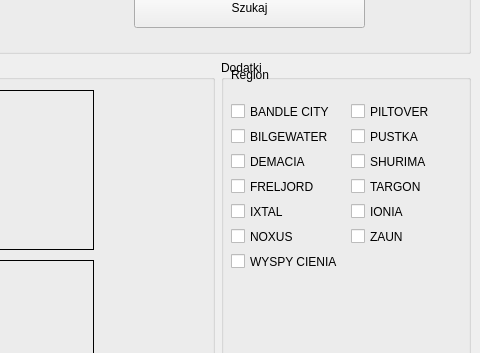
Above: mainwindow.ui from marcinwozniak0/BakcylProgramowania_2020 before the change; both pictures show x 725 to 1205 and y 109 to 462 of the 1205 by 800 pixel window. Below: the same form after it.
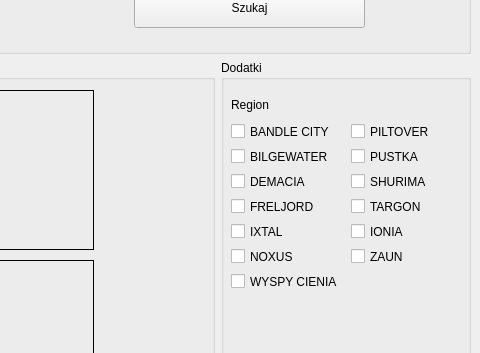
That is the form after the change.

What changed in the file:
```diff
--- a/mainwindow.ui
+++ b/mainwindow.ui
@@ -587,7 +587,7 @@
          <property name="geometry">
           <rect>
            <x>0</x>
-           <y>0</y>
+           <y>30</y>
            <width>100</width>
            <height>30</height>
           </rect>
@@ -600,7 +600,7 @@
          <property name="geometry">
           <rect>
            <x>0</x>
-           <y>40</y>
+           <y>60</y>
            <width>121</width>
            <height>23</height>
           </rect>
@@ -613,7 +613,7 @@
          <property name="geometry">
           <rect>
            <x>0</x>
-           <y>65</y>
+           <y>85</y>
            <width>111</width>
            <height>23</height>
           </rect>
@@ -626,7 +626,7 @@
          <property name="geometry">
           <rect>
            <x>0</x>
-           <y>90</y>
+           <y>110</y>
            <width>92</width>
            <height>23</height>
           </rect>
@@ -639,7 +639,7 @@
          <property name="geometry">
           <rect>
            <x>0</x>
-           <y>115</y>
+           <y>135</y>
            <width>101</width>
            <height>23</height>
           </rect>
@@ -652,7 +652,7 @@
          <property name="geometry">
           <rect>
            <x>0</x>
-           <y>165</y>
+           <y>185</y>
            <width>92</width>
            <height>23</height>
           </rect>
@@ -665,7 +665,7 @@
          <property name="geometry">
           <rect>
            <x>0</x>
-           <y>140</y>
+           <y>160</y>
            <width>92</width>
            <height>23</height>
           </rect>
@@ -678,7 +678,7 @@
          <property name="geometry">
           <rect>
            <x>120</x>
-           <y>90</y>
+           <y>110</y>
            <width>92</width>
            <height>23</height>
           </rect>
@@ -691,7 +691,7 @@
          <property name="geometry">
           <rect>
            <x>120</x>
-           <y>115</y>
+           <y>135</y>
            <width>92</width>
            <height>23</height>
           </rect>
@@ -704,7 +704,7 @@
          <property name="geometry">
           <rect>
            <x>120</x>
-           <y>40</y>
+           <y>60</y>
            <width>92</width>
            <height>23</height>
           </rect>
@@ -717,7 +717,7 @@
          <property name="geometry">
           <rect>
            <x>120</x>
-           <y>65</y>
+           <y>85</y>
            <width>92</width>
            <height>23</height>
           </rect>
@@ -730,7 +730,7 @@
          <property name="geometry">
           <rect>
            <x>120</x>
-           <y>165</y>
+           <y>185</y>
            <width>92</width>
            <height>23</height>
           </rect>
@@ -743,7 +743,7 @@
          <property name="geometry">
           <rect>
            <x>120</x>
-           <y>140</y>
+           <y>160</y>
            <width>92</width>
            <height>23</height>
           </rect>
@@ -756,7 +756,7 @@
          <property name="geometry">
           <rect>
            <x>0</x>
-           <y>190</y>
+           <y>210</y>
            <width>131</width>
            <height>23</height>
           </rect>
```
Left out of the diff: 66 changed lines with no effect on the pictures.
